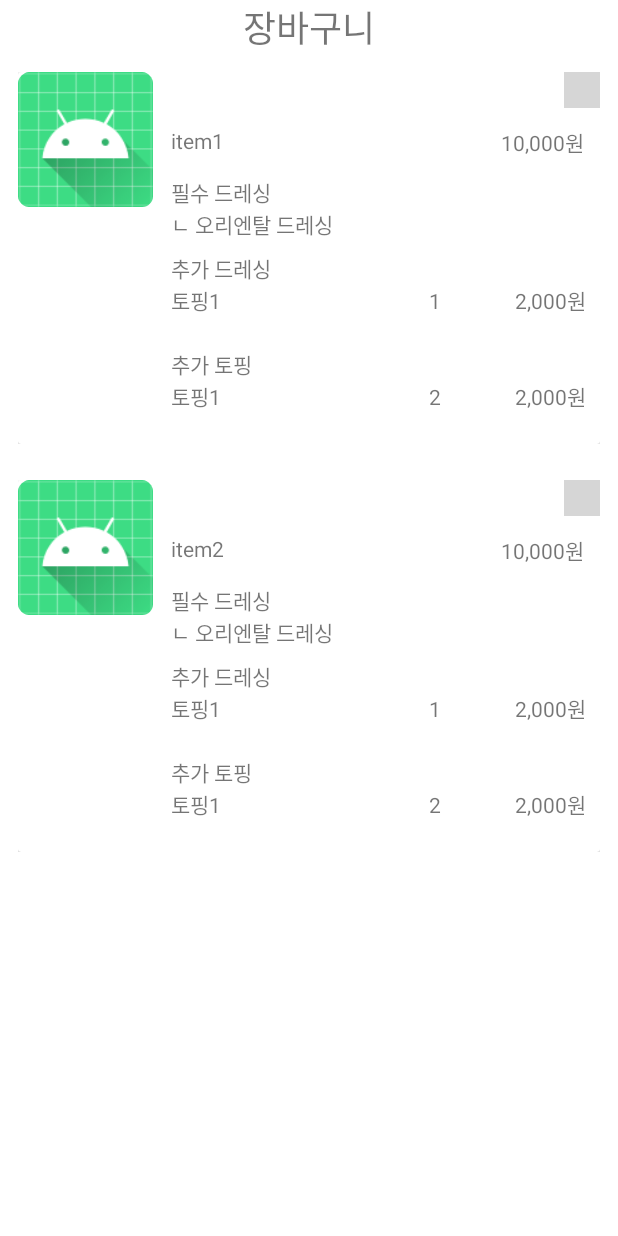
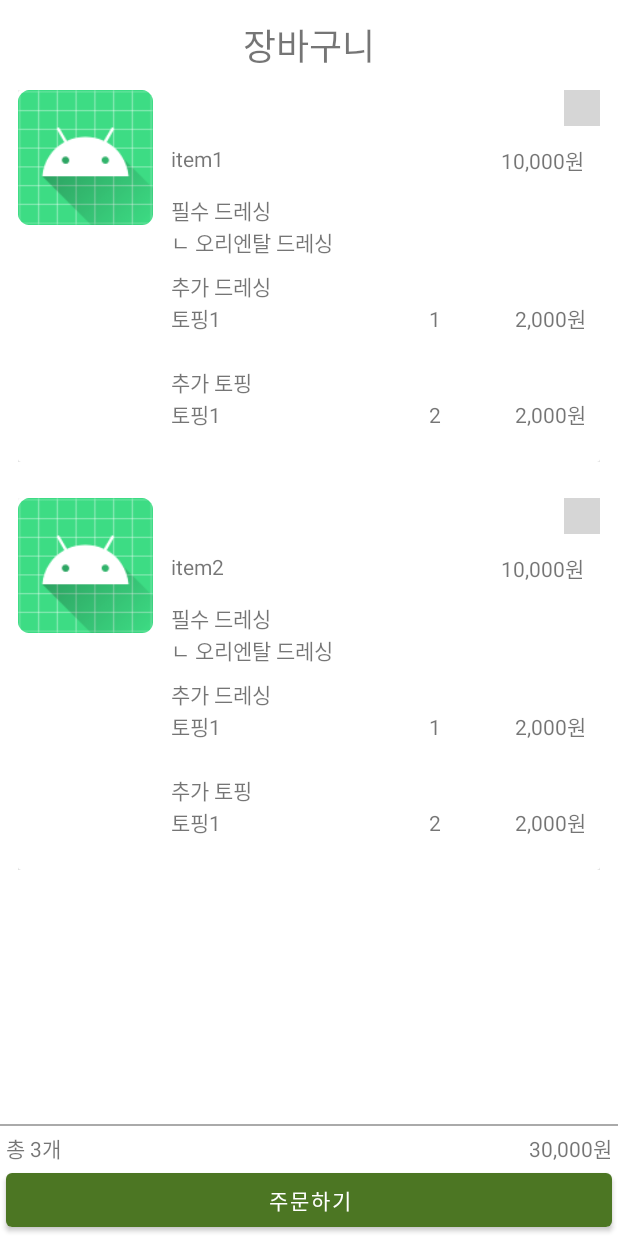
Before and after one commit to ShinWoon/GreenPlate, an Android app: the ShoppingcartFragment screen opened through its navigation route, on a phone screen of 412 x 824 dp. Run offline under Robolectric (Android 15) with nearby library versions, the phone set to English and light mode, and no system bars; our stand-ins replace navigation-ui; grey boxes are pictures that could not be loaded.

Commit message:
Feat : ShoppingCart xml 완료

```diff
--- a/green_plate_project/app/src/main/res/layout/fragment_shoppingcart.xml
+++ b/green_plate_project/app/src/main/res/layout/fragment_shoppingcart.xml
@@ -4,6 +4,7 @@
     android:layout_width="match_parent"
     android:layout_height="match_parent"
     android:orientation="vertical"
+    android:layout_marginTop="12dp"
     tools:context=".ShoppingcartFragment">
 
     <TextView
@@ -15,7 +16,40 @@
 
     <androidx.recyclerview.widget.RecyclerView
         android:id="@+id/shoppingCartRv"
+        android:layout_weight="1"
         android:layout_width="match_parent"
         android:layout_height="wrap_content"/>
 
+    <View
+        android:layout_width="match_parent"
+        android:layout_height="1dp"
+        android:layout_marginBottom="4dp"
+        android:background="@android:color/darker_gray" />
+
+    <LinearLayout
+        android:orientation="horizontal"
+        android:layout_marginStart="4dp"
+        android:layout_marginEnd="4dp"
+        android:layout_width="match_parent"
+        android:layout_height="wrap_content">
+        <TextView
+            android:id="@+id/ShoppingCartTotalCntTv"
+            android:text="총 3개"
+            android:layout_weight="1"
+            android:layout_width="match_parent"
+            android:layout_height="wrap_content"/>
+        <TextView
+            android:id="@+id/ShoppingCartTotalPriceTv"
+            android:text="30,000원"
+            android:layout_width="wrap_content"
+            android:layout_height="wrap_content"/>
+    </LinearLayout>
+    <Button
+        android:id="@+id/shoppingCartOrderBtn"
+        android:text="주문하기"
+        android:layout_marginStart="4dp"
+        android:layout_marginEnd="4dp"
+        android:layout_width="match_parent"
+        android:layout_height="wrap_content" />
+
 </LinearLayout>
```
